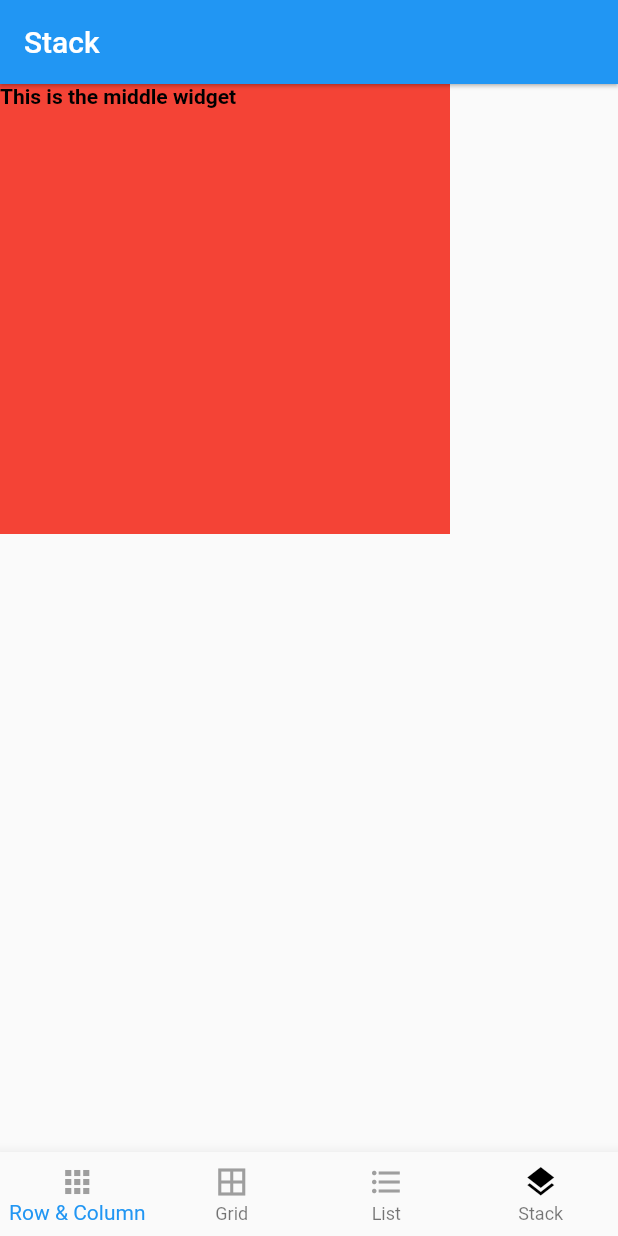
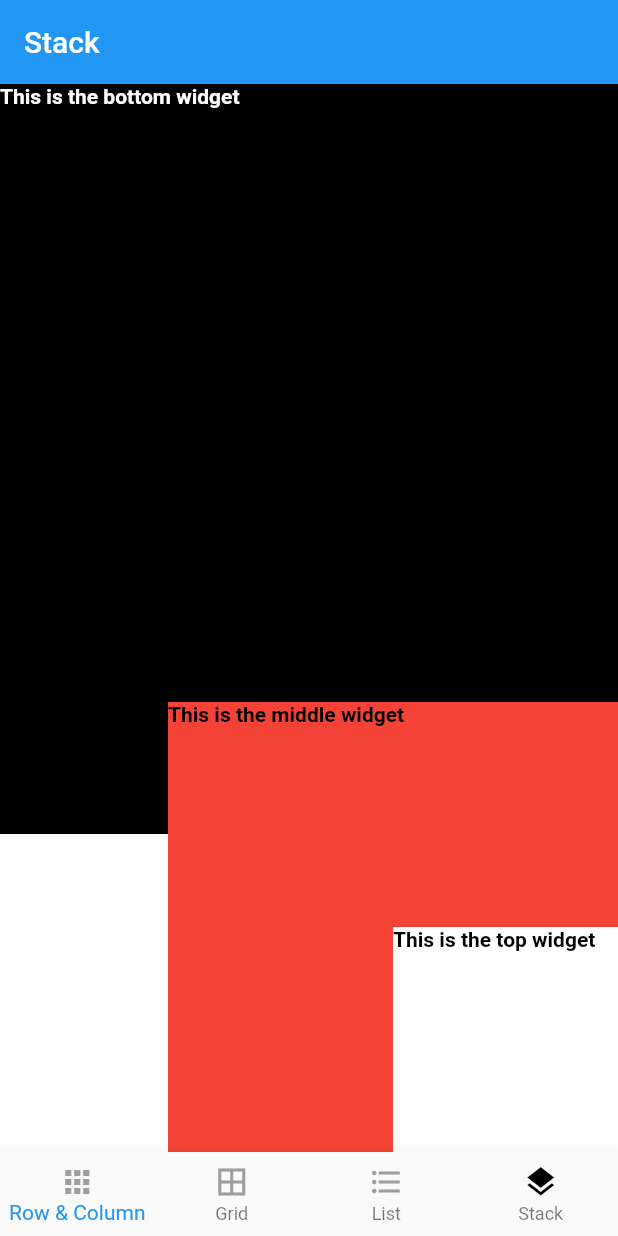
Before and after one commit to jbtamaresgit/FlutterLayouts, a Flutter app: the screen it shows after launch, item 4 of the bottom bar chosen, on a phone screen of 412 x 824 dp. Run offline on Flutter 3.47's test engine with Material 2 defaults, Android fonts, the phone set to English and light mode, and no system bars.

Commit message:
Add height for bottom stack full size not working
Add alignment for middle and top stack widgets

```diff
--- a/lib/pages/stack_view_layout.dart
+++ b/lib/pages/stack_view_layout.dart
@@ -23,20 +23,33 @@ class StackViewLayoutPageState extends State<StackViewLayoutPage>{
 
 
   Widget _buildBodyContent(){
-    return new Stack(alignment: const Alignment(0.0, 0.0),
+    return new Stack(
     children: <Widget>[
       new Container(
         color: Colors.black,
+        height: 500.0,
+        width: 500.0,
         child: new Text('This is the bottom widget',
-        style: TextStyle(fontWeight: FontWeight.bold, color: Colors.white),)
+        style: TextStyle(fontWeight: FontWeight.bold, color: Colors.white))
       ),
-      new Container(
+      Align(
+        alignment: Alignment.bottomRight,
+        child: new Container(
         color: Colors.red,
         height: 300.0,
         width: 300.0,
         child: new Text('This is the middle widget',
         style: TextStyle(fontWeight: FontWeight.bold, color: Colors.black)
-        ),)
+        ))),
+      Align(
+        alignment: Alignment.bottomRight,
+        child: new Container(
+        color: Colors.white,
+        height: 150.0,
+        width: 150.0,
+        child: new Text('This is the top widget',
+        style: TextStyle(fontWeight: FontWeight.bold, color: Colors.black))
+      ))
     ],);
   }
 }
```
